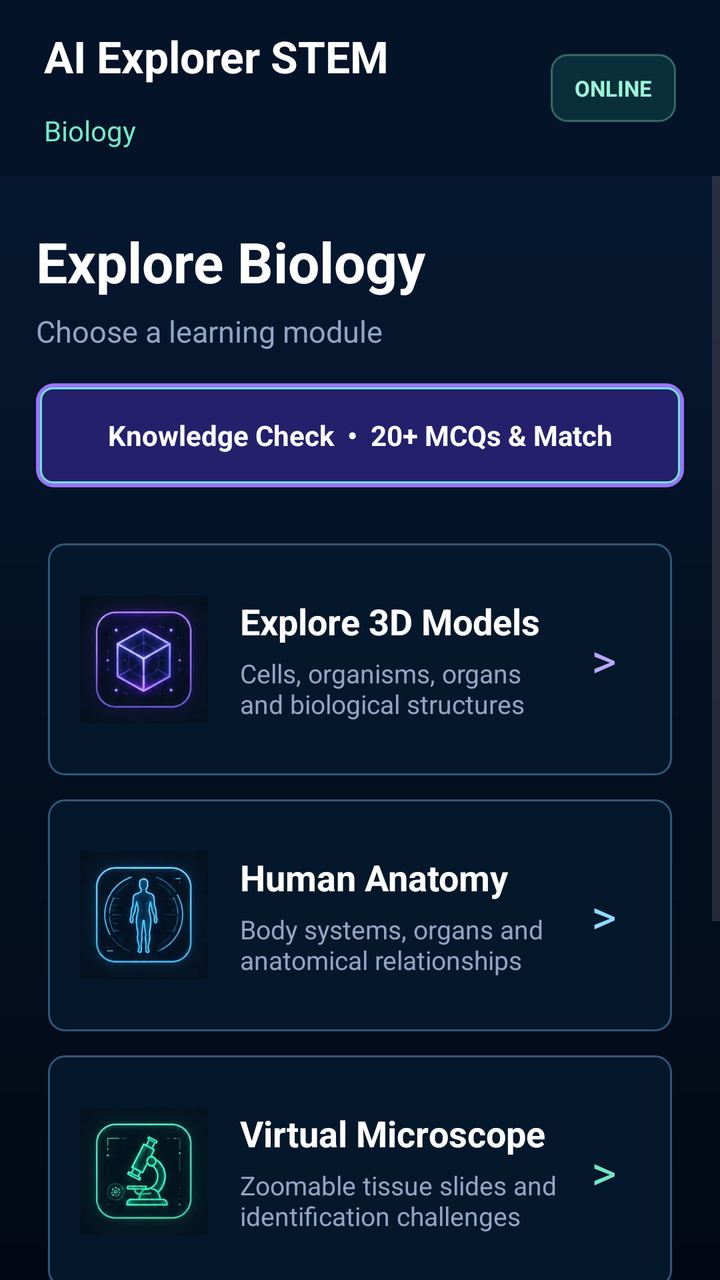
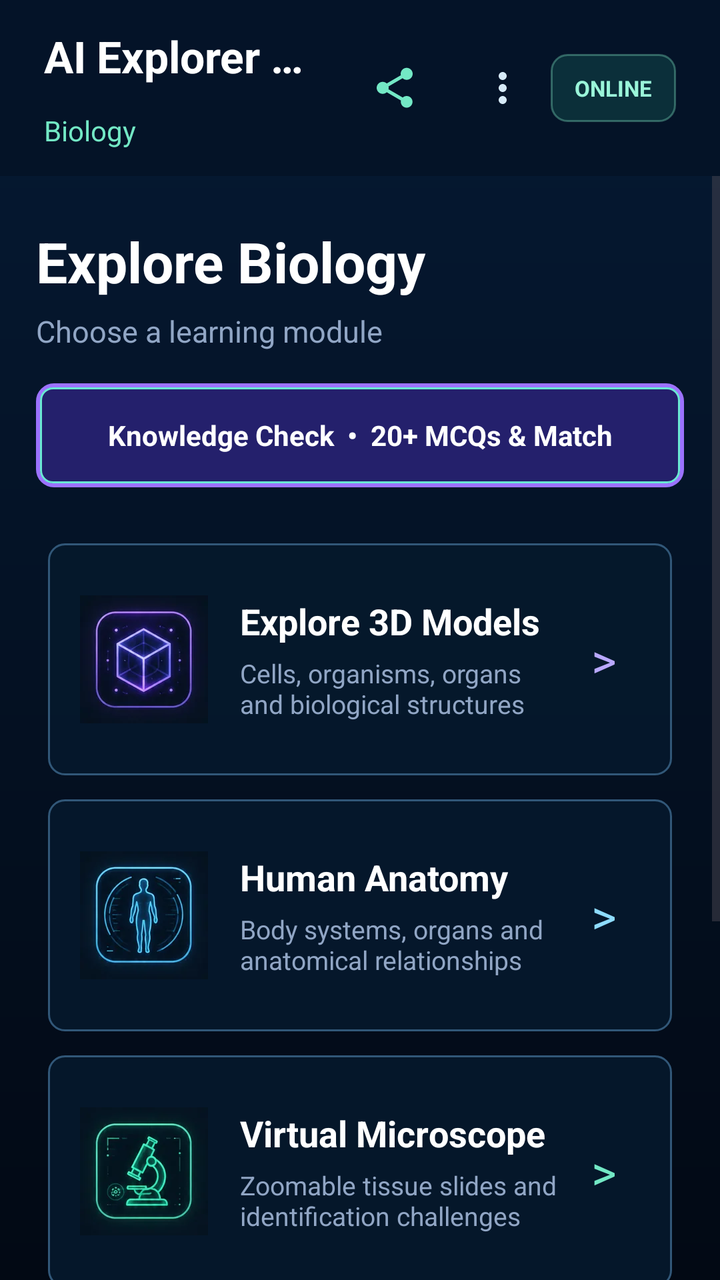

Screens rendered from an Android XML layout before and after an edit, with the pre-edit source and the edit as a unified diff.
<!-- AndroidManifest.xml: application theme Theme.Biology -->
<!-- res/layout/fragment_home.xml -->
<?xml version="1.0" encoding="utf-8"?>
<androidx.constraintlayout.widget.ConstraintLayout xmlns:android="http://schemas.android.com/apk/res/android"
    xmlns:app="http://schemas.android.com/apk/res-auto"
    xmlns:tools="http://schemas.android.com/tools"
    android:layout_width="match_parent"
    android:layout_height="match_parent"
    android:background="@drawable/bg_biology_screen"
    tools:context=".HomeFragment">

    <androidx.constraintlayout.widget.ConstraintLayout
        android:id="@+id/homeTopBar"
        android:layout_width="0dp"
        android:layout_height="88dp"
        android:background="#F2051427"
        android:paddingStart="22dp"
        android:paddingEnd="22dp"
        app:layout_constraintEnd_toEndOf="parent"
        app:layout_constraintStart_toStartOf="parent"
        app:layout_constraintTop_toTopOf="parent">

        <TextView
            android:id="@+id/homeTitle"
            android:layout_width="wrap_content"
            android:layout_height="wrap_content"
            android:text="AI Explorer STEM"
            android:textColor="#FFFFFF"
            android:textSize="22sp"
            android:textStyle="bold"
            app:layout_constraintBottom_toTopOf="@id/homeSubtitle"
            app:layout_constraintStart_toStartOf="parent"
            app:layout_constraintTop_toTopOf="parent" />

        <TextView
            android:id="@+id/homeSubtitle"
            android:layout_width="wrap_content"
            android:layout_height="wrap_content"
            android:text="Biology"
            android:textColor="#73E8C5"
            android:textSize="14sp"
            app:layout_constraintBottom_toBottomOf="parent"
            app:layout_constraintStart_toStartOf="parent"
            app:layout_constraintTop_toBottomOf="@id/homeTitle" />

        <TextView
            android:id="@+id/homeLibraryStatus"
            android:layout_width="wrap_content"
            android:layout_height="34dp"
            android:background="@drawable/bg_status_ready"
            android:gravity="center"
            android:paddingStart="12dp"
            android:paddingEnd="12dp"
            android:text="ONLINE"
            android:textColor="#9AF5D9"
            android:textSize="11sp"
            android:textStyle="bold"
            app:layout_constraintBottom_toBottomOf="parent"
            app:layout_constraintEnd_toEndOf="parent"
            app:layout_constraintTop_toTopOf="parent" />
    </androidx.constraintlayout.widget.ConstraintLayout>

    <ScrollView
        android:id="@+id/homeScroll"
        android:layout_width="0dp"
        android:layout_height="0dp"
        android:clipToPadding="false"
        android:fillViewport="true"
        android:overScrollMode="never"
        app:layout_constraintBottom_toBottomOf="parent"
        app:layout_constraintEnd_toEndOf="parent"
        app:layout_constraintStart_toStartOf="parent"
        app:layout_constraintTop_toBottomOf="@id/homeTopBar">

        <LinearLayout
            android:id="@+id/homeContent"
            android:layout_width="match_parent"
            android:layout_height="wrap_content"
            android:gravity="center_horizontal"
            android:orientation="vertical"
            android:paddingStart="18dp"
            android:paddingTop="24dp"
            android:paddingEnd="18dp"
            android:paddingBottom="28dp">

            <LinearLayout
                android:id="@+id/homeIntro"
                android:layout_width="match_parent"
                android:layout_height="wrap_content"
                android:orientation="vertical">

                <TextView
                    android:layout_width="match_parent"
                    android:layout_height="wrap_content"
                    android:text="Explore Biology"
                    android:textColor="#FFFFFF"
                    android:textSize="28sp"
                    android:textStyle="bold" />

                <TextView
                    android:layout_width="match_parent"
                    android:layout_height="wrap_content"
                    android:layout_marginTop="6dp"
                    android:text="Choose a learning module"
                    android:textColor="#91A6C5"
                    android:textSize="15sp" />

                <TextView
                    android:id="@+id/homeKnowledgeCheck"
                    android:layout_width="match_parent"
                    android:layout_height="52dp"
                    android:layout_marginTop="16dp"
                    android:background="@drawable/bg_filter_chip_selected"
                    android:clickable="true"
                    android:contentDescription="Start biology knowledge check"
                    android:focusable="true"
                    android:foreground="?attr/selectableItemBackground"
                    android:gravity="center"
                    android:text="Knowledge Check  •  20+ MCQs &amp; Match"
                    android:textColor="#FFFFFF"
                    android:textSize="14sp"
                    android:textStyle="bold" />
            </LinearLayout>

            <LinearLayout
                android:id="@+id/homeModuleGrid"
                android:layout_width="match_parent"
                android:layout_height="wrap_content"
                android:layout_marginTop="22dp"
                android:orientation="vertical">

                <LinearLayout
                    android:id="@+id/exploreModelsModule"
                    android:layout_width="match_parent"
                    android:layout_height="116dp"
                    android:layout_margin="6dp"
                    android:background="@drawable/bg_home_module_selector"
                    android:clickable="true"
                    android:contentDescription="Explore 3D Models"
                    android:focusable="true"
                    android:foreground="?attr/selectableItemBackground"
                    android:gravity="center_vertical"
                    android:orientation="horizontal"
                    android:padding="16dp">

                    <ImageView
                        android:layout_width="64dp"
                        android:layout_height="64dp"
                        android:contentDescription="Interactive 3D models"
                        android:scaleType="fitCenter"
                        android:src="@drawable/home_module_3d" />

                    <LinearLayout
                        android:layout_width="0dp"
                        android:layout_height="wrap_content"
                        android:layout_marginStart="16dp"
                        android:layout_weight="1"
                        android:orientation="vertical">

                        <TextView
                            android:layout_width="match_parent"
                            android:layout_height="wrap_content"
                            android:text="Explore 3D Models"
                            android:textColor="#FFFFFF"
                            android:textSize="18sp"
                            android:textStyle="bold" />

                        <TextView
                            android:layout_width="match_parent"
                            android:layout_height="wrap_content"
                            android:layout_marginTop="5dp"
                            android:maxLines="2"
                            android:text="Cells, organisms, organs and biological structures"
                            android:textColor="#91A6C5"
                            android:textSize="13sp" />
                    </LinearLayout>

                    <TextView
                        android:layout_width="36dp"
                        android:layout_height="48dp"
                        android:gravity="center"
                        android:text=">"
                        android:textColor="#B9A8FF"
                        android:textSize="24sp" />
                </LinearLayout>

                <LinearLayout
                    android:id="@+id/humanAnatomyModule"
                    android:layout_width="match_parent"
                    android:layout_height="116dp"
                    android:layout_margin="6dp"
                    android:background="@drawable/bg_home_module_selector"
                    android:clickable="true"
                    android:contentDescription="Human Anatomy"
                    android:focusable="true"
                    android:foreground="?attr/selectableItemBackground"
                    android:gravity="center_vertical"
                    android:orientation="horizontal"
                    android:padding="16dp">

                    <ImageView
                        android:layout_width="64dp"
                        android:layout_height="64dp"
                        android:contentDescription="Human anatomy"
                        android:scaleType="fitCenter"
                        android:src="@drawable/home_module_anatomy" />

                    <LinearLayout
                        android:layout_width="0dp"
                        android:layout_height="wrap_content"
                        android:layout_marginStart="16dp"
                        android:layout_weight="1"
                        android:orientation="vertical">

                        <TextView
                            android:layout_width="match_parent"
                            android:layout_height="wrap_content"
                            android:text="Human Anatomy"
                            android:textColor="#FFFFFF"
                            android:textSize="18sp"
                            android:textStyle="bold" />

                        <TextView
                            android:layout_width="match_parent"
                            android:layout_height="wrap_content"
                            android:layout_marginTop="5dp"
                            android:maxLines="2"
                            android:text="Body systems, organs and anatomical relationships"
                            android:textColor="#91A6C5"
                            android:textSize="13sp" />
                    </LinearLayout>

                    <TextView
                        android:layout_width="36dp"
                        android:layout_height="48dp"
                        android:gravity="center"
                        android:text=">"
                        android:textColor="#8EDCFF"
                        android:textSize="24sp" />
                </LinearLayout>

                <LinearLayout
                    android:id="@+id/microscopeModule"
                    android:layout_width="match_parent"
                    android:layout_height="116dp"
                    android:layout_margin="6dp"
                    android:background="@drawable/bg_home_module_selector"
                    android:clickable="true"
                    android:contentDescription="Virtual Microscope"
                    android:focusable="true"
                    android:foreground="?attr/selectableItemBackground"
                    android:gravity="center_vertical"
                    android:orientation="horizontal"
                    android:padding="16dp">

                    <ImageView
                        android:layout_width="64dp"
                        android:layout_height="64dp"
                        android:contentDescription="Virtual microscope"
                        android:scaleType="fitCenter"
                        android:src="@drawable/home_module_microscope" />

                    <LinearLayout
                        android:layout_width="0dp"
                        android:layout_height="wrap_content"
                        android:layout_marginStart="16dp"
                        android:layout_weight="1"
                        android:orientation="vertical">

                        <TextView
                            android:layout_width="match_parent"
                            android:layout_height="wrap_content"
                            android:text="Virtual Microscope"
                            android:textColor="#FFFFFF"
                            android:textSize="18sp"
                            android:textStyle="bold" />

                        <TextView
                            android:layout_width="match_parent"
                            android:layout_height="wrap_content"
                            android:layout_marginTop="5dp"
                            android:maxLines="2"
                            android:text="Zoomable tissue slides and identification challenges"
                            android:textColor="#91A6C5"
                            android:textSize="13sp" />
                    </LinearLayout>

                    <TextView
                        android:layout_width="36dp"
                        android:layout_height="48dp"
                        android:gravity="center"
                        android:text=">"
                        android:textColor="#73E8C5"
                        android:textSize="24sp" />
                </LinearLayout>

                <LinearLayout
                    android:id="@+id/infographicsModule"
                    android:layout_width="match_parent"
                    android:layout_height="116dp"
                    android:layout_margin="6dp"
                    android:background="@drawable/bg_home_module_selector"
                    android:clickable="true"
                    android:contentDescription="Biology Infographics"
                    android:focusable="true"
                    android:foreground="?attr/selectableItemBackground"
                    android:gravity="center_vertical"
                    android:orientation="horizontal"
                    android:padding="16dp">

                    <ImageView
                        android:layout_width="64dp"
                        android:layout_height="64dp"
                        android:contentDescription="Infographic library"
                        android:scaleType="fitCenter"
                        android:src="@drawable/home_module_infographics" />

                    <LinearLayout
                        android:layout_width="0dp"
                        android:layout_height="wrap_content"
                        android:layout_marginStart="16dp"
                        android:layout_weight="1"
                        android:orientation="vertical">

                        <TextView
                            android:layout_width="match_parent"
                            android:layout_height="wrap_content"
                            android:text="Infographic Library"
                            android:textColor="#FFFFFF"
                            android:textSize="18sp"
                            android:textStyle="bold" />

                        <TextView
                            android:layout_width="match_parent"
                            android:layout_height="wrap_content"
                            android:layout_marginTop="5dp"
                            android:maxLines="2"
                            android:text="Visual guides for cells, systems and core concepts"
                            android:textColor="#91A6C5"
                            android:textSize="13sp" />
                    </LinearLayout>

                    <TextView
                        android:layout_width="36dp"
                        android:layout_height="48dp"
                        android:gravity="center"
                        android:text=">"
                        android:textColor="#FFC28D"
                        android:textSize="24sp" />
                </LinearLayout>
            </LinearLayout>

            <LinearLayout
                android:id="@+id/homeLibraryButton"
                android:layout_width="match_parent"
                android:layout_height="wrap_content"
                android:layout_marginStart="6dp"
                android:layout_marginTop="18dp"
                android:layout_marginEnd="6dp"
                android:background="@drawable/bg_surface_panel"
                android:clickable="true"
                android:contentDescription="Manage downloaded models in App Library"
                android:focusable="true"
                android:foreground="?attr/selectableItemBackground"
                android:gravity="center_vertical"
                android:orientation="horizontal"
                android:padding="16dp">

                <TextView
                    android:layout_width="0dp"
                    android:layout_height="wrap_content"
                    android:layout_weight="1"
                    android:text="App Library"
                    android:textColor="#FFFFFF"
                    android:textSize="15sp"
                    android:textStyle="bold" />

                <TextView
                    android:id="@+id/homeStorageSummary"
                    android:layout_width="wrap_content"
                    android:layout_height="wrap_content"
                    android:text="Models download on demand"
                    android:textColor="#73E8C5"
                    android:textSize="12sp" />
            </LinearLayout>

            <TextView
                android:id="@+id/homeVersion"
                android:layout_width="wrap_content"
                android:layout_height="wrap_content"
                android:layout_marginTop="16dp"
                android:text="Version 1.01"
                android:textColor="#7187A5"
                android:textSize="10sp" />
        </LinearLayout>
    </ScrollView>
</androidx.constraintlayout.widget.ConstraintLayout>
<!-- resources referenced by this layout -->
<resources>
  <!-- drawable bg_biology_screen (drawable) -->
  <?xml version="1.0" encoding="utf-8"?>
  <shape xmlns:android="http://schemas.android.com/apk/res/android">
      <gradient
          android:angle="270"
          android:endColor="#020914"
          android:startColor="#061A34" />
  </shape>
  <!-- drawable bg_home_module_selector (drawable) -->
  <?xml version="1.0" encoding="utf-8"?>
  <selector xmlns:android="http://schemas.android.com/apk/res/android">
      <item android:state_pressed="true" android:drawable="@drawable/bg_home_module_glow" />
      <item android:state_focused="true" android:drawable="@drawable/bg_home_module_glow" />
      <item android:state_selected="true" android:drawable="@drawable/bg_home_module_glow" />
      <item android:drawable="@drawable/bg_home_module" />
  </selector>
  <!-- drawable bg_status_ready (drawable) -->
  <?xml version="1.0" encoding="utf-8"?>
  <shape xmlns:android="http://schemas.android.com/apk/res/android">
      <solid android:color="#2637CFA3" />
      <corners android:radius="8dp" />
      <stroke
          android:width="1dp"
          android:color="#617AD9BB" />
  </shape>
  <!-- drawable bg_surface_panel (drawable) -->
  <?xml version="1.0" encoding="utf-8"?>
  <shape xmlns:android="http://schemas.android.com/apk/res/android">
      <solid android:color="#D906192C" />
      <corners android:radius="8dp" />
      <stroke
          android:width="1dp"
          android:color="#294766" />
  </shape>
  <style name="Theme.Biology" parent="Base.Theme.Biology" />
  <!-- drawable bg_home_module (drawable) -->
  <?xml version="1.0" encoding="utf-8"?>
  <shape xmlns:android="http://schemas.android.com/apk/res/android">
      <solid android:color="#E806192C" />
      <corners android:radius="8dp" />
      <stroke
          android:width="1dp"
          android:color="#315778" />
  </shape>
  <style name="Base.Theme.Biology" parent="Theme.Material3.DayNight.NoActionBar">
          
          
      </style>
  <!-- unchanged entries left out for length: 6 -->
</resources>

<!-- the commit's change to res/layout/fragment_home.xml (unified diff, before → after) -->
@@ -20,13 +20,17 @@
 
         <TextView
             android:id="@+id/homeTitle"
-            android:layout_width="wrap_content"
+            android:layout_width="0dp"
             android:layout_height="wrap_content"
+            android:layout_marginEnd="8dp"
+            android:ellipsize="end"
+            android:maxLines="1"
             android:text="AI Explorer STEM"
             android:textColor="#FFFFFF"
             android:textSize="22sp"
             android:textStyle="bold"
             app:layout_constraintBottom_toTopOf="@id/homeSubtitle"
+            app:layout_constraintEnd_toStartOf="@id/homeShareButton"
             app:layout_constraintStart_toStartOf="parent"
             app:layout_constraintTop_toTopOf="parent" />
 
@@ -40,6 +44,35 @@
             app:layout_constraintBottom_toBottomOf="parent"
             app:layout_constraintStart_toStartOf="parent"
             app:layout_constraintTop_toBottomOf="@id/homeTitle" />
+
+        <ImageButton
+            android:id="@+id/homeShareButton"
+            android:layout_width="48dp"
+            android:layout_height="48dp"
+            android:layout_marginEnd="6dp"
+            android:background="?attr/selectableItemBackgroundBorderless"
+            android:contentDescription="@string/share_app"
+            android:padding="12dp"
+            android:src="@drawable/ic_share"
+            android:tint="#73E8C5"
+            android:tooltipText="@string/share_app"
+            app:layout_constraintBottom_toBottomOf="parent"
+            app:layout_constraintEnd_toStartOf="@id/homeMenuButton"
+            app:layout_constraintTop_toTopOf="parent" />
+
+        <ImageButton
+            android:id="@+id/homeMenuButton"
+            android:layout_width="48dp"
+            android:layout_height="48dp"
+            android:background="?attr/selectableItemBackgroundBorderless"
+            android:contentDescription="@string/open_app_menu"
+            android:padding="12dp"
+            android:src="@drawable/ic_more_vert"
+            android:tint="#D6EAF8"
+            android:tooltipText="@string/open_app_menu"
+            app:layout_constraintBottom_toBottomOf="parent"
+            app:layout_constraintEnd_toStartOf="@id/homeLibraryStatus"
+            app:layout_constraintTop_toTopOf="parent" />
 
         <TextView
             android:id="@+id/homeLibraryStatus"
@@ -349,6 +382,40 @@
             </LinearLayout>
 
             <LinearLayout
+                android:id="@+id/homeRecentSection"
+                android:layout_width="match_parent"
+                android:layout_height="wrap_content"
+                android:layout_marginStart="6dp"
+                android:layout_marginTop="18dp"
+                android:layout_marginEnd="6dp"
+                android:orientation="vertical"
+                android:visibility="gone">
+
+                <TextView
+                    android:layout_width="match_parent"
+                    android:layout_height="wrap_content"
+                    android:text="Recently viewed"
+                    android:textColor="#FFFFFF"
+                    android:textSize="17sp"
+                    android:textStyle="bold" />
+
+                <HorizontalScrollView
+                    android:layout_width="match_parent"
+                    android:layout_height="wrap_content"
+                    android:layout_marginTop="9dp"
+                    android:clipToPadding="false"
+                    android:overScrollMode="never"
+                    android:scrollbars="none">
+
+                    <LinearLayout
+                        android:id="@+id/homeRecentList"
+                        android:layout_width="wrap_content"
+                        android:layout_height="wrap_content"
+                        android:orientation="horizontal" />
+                </HorizontalScrollView>
+            </LinearLayout>
+
+            <LinearLayout
                 android:id="@+id/homeLibraryButton"
                 android:layout_width="match_parent"
                 android:layout_height="wrap_content"
<!-- resource entries referenced after the edit -->
@@ -34,6 +34,30 @@
           android:width="1dp"
           android:color="#294766" />
   </shape>
+  <!-- drawable ic_more_vert (drawable) -->
+  <?xml version="1.0" encoding="utf-8"?>
+  <vector xmlns:android="http://schemas.android.com/apk/res/android"
+      android:width="24dp"
+      android:height="24dp"
+      android:viewportWidth="24"
+      android:viewportHeight="24">
+      <path
+          android:fillColor="#FFFFFFFF"
+          android:pathData="M12,8c1.1,0 2,-0.9 2,-2s-0.9,-2 -2,-2 -2,0.9 -2,2 0.9,2 2,2zM12,10c-1.1,0 -2,0.9 -2,2s0.9,2 2,2 2,-0.9 2,-2 -0.9,-2 -2,-2zM12,16c-1.1,0 -2,0.9 -2,2s0.9,2 2,2 2,-0.9 2,-2 -0.9,-2 -2,-2z" />
+  </vector>
+  <!-- drawable ic_share (drawable) -->
+  <?xml version="1.0" encoding="utf-8"?>
+  <vector xmlns:android="http://schemas.android.com/apk/res/android"
+      android:width="24dp"
+      android:height="24dp"
+      android:viewportWidth="24"
+      android:viewportHeight="24">
+      <path
+          android:fillColor="@android:color/white"
+          android:pathData="M18,16c-0.76,0 -1.44,0.3 -1.96,0.77L8.91,12.62c0.05,-0.23 0.09,-0.46 0.09,-0.7s-0.04,-0.47 -0.09,-0.7l7.05,-4.11C16.5,7.61 17.21,7.92 18,7.92c1.66,0 3,-1.34 3,-3s-1.34,-3 -3,-3 -3,1.34 -3,3c0,0.24 0.04,0.47 0.09,0.7L8.04,9.73C7.5,9.23 6.79,8.92 6,8.92c-1.66,0 -3,1.34 -3,3s1.34,3 3,3c0.79,0 1.5,-0.31 2.04,-0.81l7.12,4.16c-0.05,0.21 -0.08,0.43 -0.08,0.65 0,1.61 1.31,2.92 2.92,2.92s2.92,-1.31 2.92,-2.92S19.61,16 18,16z" />
+  </vector>
+  <string name="open_app_menu">Open app menu</string>
+  <string name="share_app">Share app</string>
   <style name="Theme.Biology" parent="Base.Theme.Biology" />
   <!-- drawable bg_home_module (drawable) -->
   <?xml version="1.0" encoding="utf-8"?>
